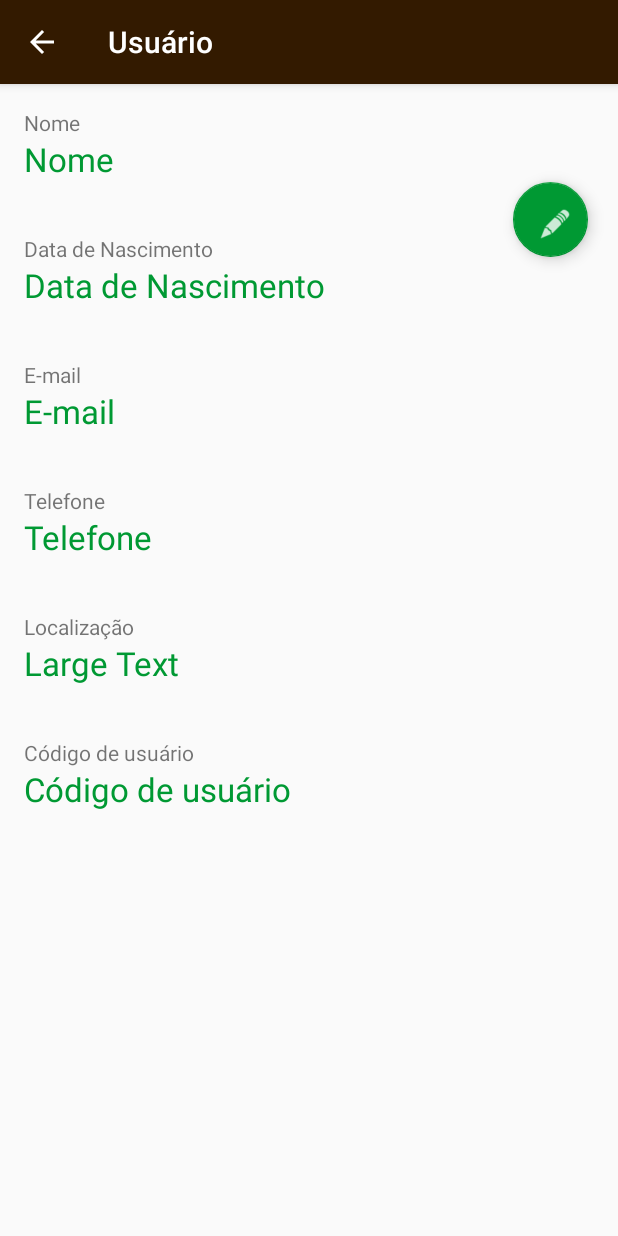
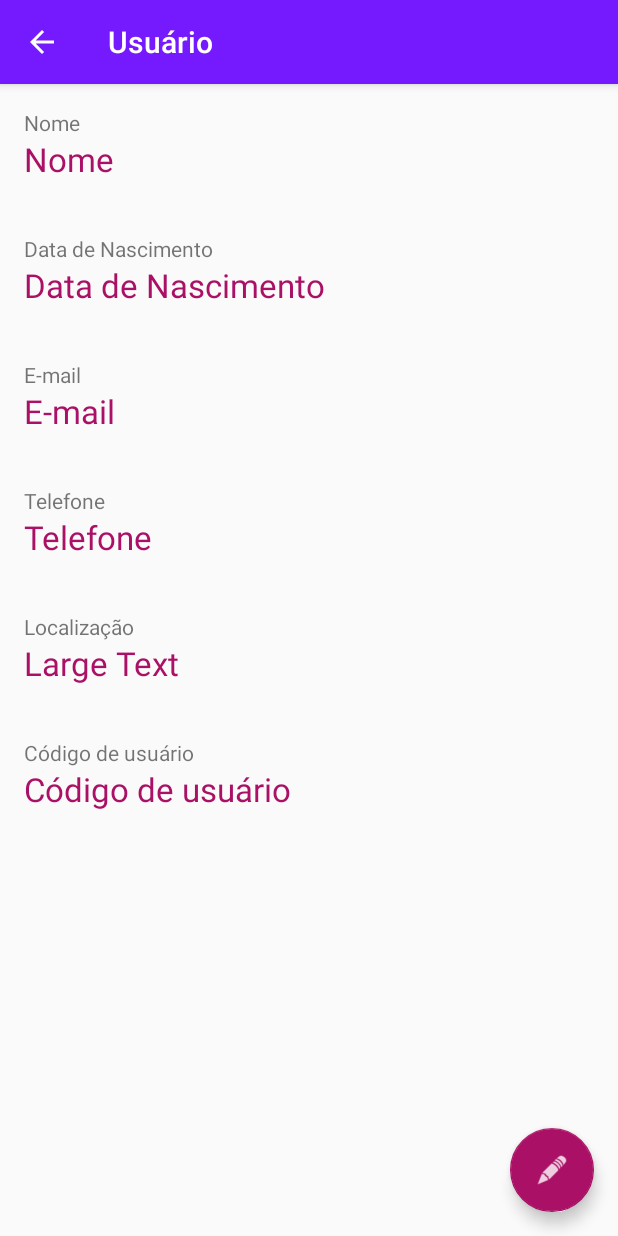
Before and after one commit to elcinho/projetotrip, an Android app: the UsuarioShowActivity screen opened directly, with no data from a screen before it, on a phone screen of 412 x 824 dp. Run offline under Robolectric (Android 15) with nearby library versions, the phone set to English and light mode, and no system bars; 6 statements that could not run were skipped.

Commit message:
alteração classes usuários

```diff
--- a/app/src/main/java/libelulati/tripctrl/Usuario/UsuarioNovoActivity.java
+++ b/app/src/main/java/libelulati/tripctrl/Usuario/UsuarioNovoActivity.java
@@ -277,7 +277,7 @@ public class UsuarioNovoActivity extends AppCompatActivity {
         us_dtnasc.setText(new StringBuilder().append(dia).append("-").append(mes).append("-").append(ano));
     }
 
-    public void showDatePickerDialog(View view) {
+    public void showDatePickerDialog_new(View view) {
         DialogFragment dialogFragment = new DatePickerFragment();
         dialogFragment.show(getSupportFragmentManager(), "datepicker");
     }
@@ -292,7 +292,7 @@ public class UsuarioNovoActivity extends AppCompatActivity {
         @Override
         public void onDateSet(DatePicker view, int year, int month, int day) {
             ano = year;
-            mes = month;
+            mes = month + 1;
             dia = day;
 
             AtualizarData();
--- a/app/src/main/java/libelulati/tripctrl/Usuario/UsuarioShowActivity.java
+++ b/app/src/main/java/libelulati/tripctrl/Usuario/UsuarioShowActivity.java
@@ -16,6 +16,8 @@ import libelulati.tripctrl.R;
 
 public class UsuarioShowActivity extends AppCompatActivity {
 
+    FloatingActionButton fab_editar;
+
     @Override
     protected void onCreate(Bundle savedInstanceState) {
         super.onCreate(savedInstanceState);
@@ -23,7 +25,24 @@ public class UsuarioShowActivity extends AppCompatActivity {
 
         getSupportActionBar().setDisplayHomeAsUpEnabled(true);
 
-        final FloatingActionButton fab_editar = (FloatingActionButton) findViewById(R.id.fab_us_editar);
+        fab_editar = (FloatingActionButton) findViewById(R.id.fab_us_editar);
+
+        final TextView uss_nome = (TextView) findViewById(R.id.tx_uss_nome);
+        final TextView uss_dtnasc = (TextView) findViewById(R.id.tx_uss_dtnasc);
+        final TextView uss_email = (TextView) findViewById(R.id.tx_uss_email);
+        final TextView uss_telefone = (TextView) findViewById(R.id.tx_uss_telefone);
+        final TextView uss_localizacao = (TextView) findViewById(R.id.tx_uss_localizacao);
+        final TextView uss_cod = (TextView) findViewById(R.id.tx_uss_codusuario);
+
+        Intent it_uss_edusuario = getIntent();
+        Bundle bundle = it_uss_edusuario.getExtras();
+
+        uss_nome.setText(bundle.getString(StringsNomes.getUsNome()));
+        uss_dtnasc.setText(bundle.getString(StringsNomes.getUsDtnasc()));
+        uss_email.setText(bundle.getString(StringsNomes.getUsEmail()));
+        uss_telefone.setText(bundle.getString(StringsNomes.getUsTelefone()));
+        uss_localizacao.setText(bundle.getString(StringsNomes.getUsLongitude()));
+        uss_cod.setText(bundle.getString(StringsNomes.getUsCod()));
 
         fab_editar.setOnClickListener(new View.OnClickListener() {
             @Override
@@ -52,29 +71,6 @@ public class UsuarioShowActivity extends AppCompatActivity {
     }
 
     @Override
-    public void onResume() {
-
-        final TextView uss_nome = (TextView) findViewById(R.id.tx_uss_nome);
-        final TextView uss_dtnasc = (TextView) findViewById(R.id.tx_uss_dtnasc);
-        final TextView uss_email = (TextView) findViewById(R.id.tx_uss_email);
-        final TextView uss_telefone = (TextView) findViewById(R.id.tx_uss_telefone);
-        final TextView uss_localizacao = (TextView) findViewById(R.id.tx_uss_localizacao);
-        final TextView uss_cod = (TextView) findViewById(R.id.tx_uss_codusuario);
-
-        Intent it_uss_edusuario = getIntent();
-        Bundle bundle = it_uss_edusuario.getExtras();
-
-        uss_nome.setText(bundle.getString(StringsNomes.getUsNome()));
-        uss_dtnasc.setText(bundle.getString(StringsNomes.getUsDtnasc()));
-        uss_email.setText(bundle.getString(StringsNomes.getUsEmail()));
-        uss_telefone.setText(bundle.getString(StringsNomes.getUsTelefone()));
-        uss_localizacao.setText(bundle.getString(StringsNomes.getUsLongitude()));
-        uss_cod.setText(bundle.getString(StringsNomes.getUsCod()));
-
-        super.onResume();
-    }
-
-    @Override
     public boolean onOptionsItemSelected(MenuItem item) {
         int id = item.getItemId();
         if (id == R.id.mn_ac_voltar) {
--- a/app/src/main/res/layout/activity_usuario_show.xml
+++ b/app/src/main/res/layout/activity_usuario_show.xml
@@ -17,11 +17,10 @@
 
     <android.support.design.widget.FloatingActionButton
         android:id="@+id/fab_us_editar"
-        android:layout_width="@dimen/fab_tamanho"
-        android:layout_height="@dimen/fab_tamanho"
-        android:layout_gravity="top|right"
-        android:layout_marginRight="@dimen/fab_margin_edit_lr"
-        android:layout_marginTop="@dimen/fab_margin_edit_top"
+        android:layout_width="wrap_content"
+        android:layout_height="wrap_content"
+        android:layout_gravity="bottom|end"
+        android:layout_margin="@dimen/fab_margin"
         android:src="@drawable/ic_action_edit" />
 
 </android.support.design.widget.CoordinatorLayout>
--- a/app/src/main/res/layout/content_usuario_edit.xml
+++ b/app/src/main/res/layout/content_usuario_edit.xml
@@ -85,7 +85,7 @@
         android:layout_below="@+id/tx_use_dtnasc"
         android:ems="10"
         android:inputType="date"
-        android:onClick="showDatePickerDialog"
+        android:onClick="showDatePickerDialog_edt"
         android:text="@string/dtnasc"
         android:textColor="@color/colorAccent" />
 
--- a/app/src/main/res/layout/content_usuario_novo.xml
+++ b/app/src/main/res/layout/content_usuario_novo.xml
@@ -38,7 +38,7 @@
         android:layout_below="@+id/ed_nu_nome"
         android:ems="10"
         android:hint="@string/dtnasc"
-        android:onClick="showDatePickerDialog"
+        android:onClick="showDatePickerDialog_new"
         android:textColor="@color/colorAccent" />
 
     <EditText
--- a/app/src/main/res/values/colors.xml
+++ b/app/src/main/res/values/colors.xml
@@ -1,9 +1,11 @@
 <?xml version="1.0" encoding="utf-8"?>
 <resources>
-    <color name="colorPrimary">#331A00</color>
-    <color name="colorPrimaryDark">#331A00</color>
-    <color name="colorAccent">#009933</color>
+    <color name="colorPrimary">#7519ff</color>
+    <color name="colorPrimaryDark">#3d0099</color>
+    <color name="colorAccent">#a16</color>
     <color name="colorBranco">#FFFFFF</color>
     <color name="colorPreto">#000000</color>
     <color name="vermelho">#ff0000</color>
+    <color name="verde">#009933</color>
+    <color name="marrom">#331a00</color>
 </resources>
```
Also changed, not shown: app/src/main/java/libelulati/tripctrl/MainActivity.java (+4 -3 lines), app/src/main/java/libelulati/tripctrl/Senha/NovaSenhaActivity.java (+10 -0 lines), app/src/main/java/libelulati/tripctrl/Usuario/UsuarioEditActivity.java (+6 -5 lines).
